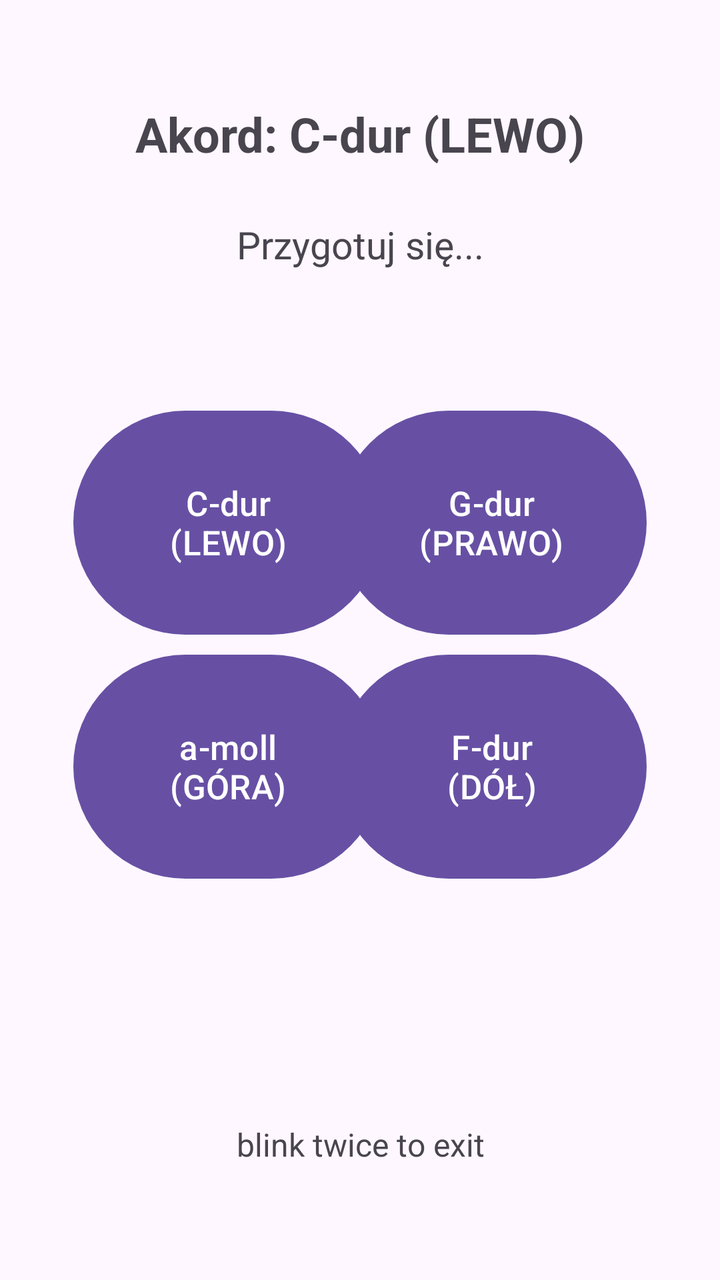
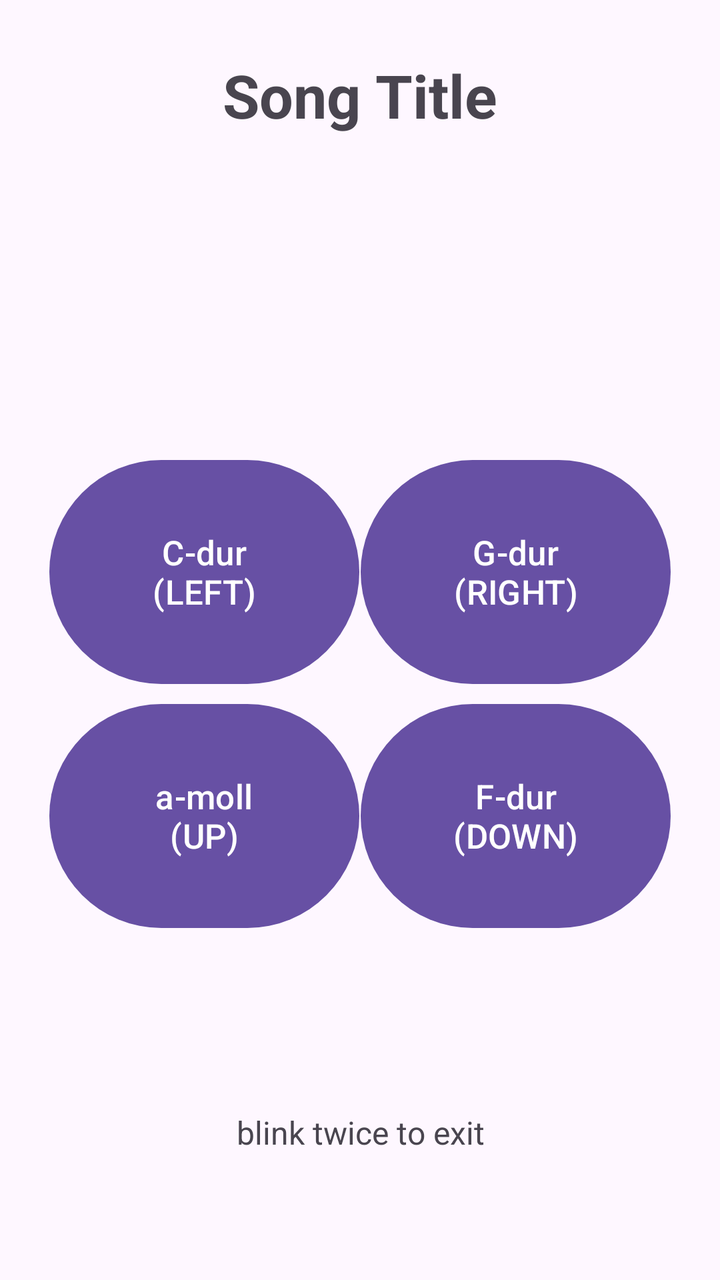

An Android layout rendered at two revisions. The XML below is the earlier revision; the diff shows what the commit changed to produce the second picture.
<!-- AndroidManifest.xml: application theme Theme.MyApplication -->
<!-- res/layout/activity_song_play.xml -->
<?xml version="1.0" encoding="utf-8"?>
<androidx.constraintlayout.widget.ConstraintLayout xmlns:android="http://schemas.android.com/apk/res/android"
    xmlns:app="http://schemas.android.com/apk/res-auto"
    android:layout_width="match_parent"
    android:layout_height="match_parent"
    android:padding="16dp">

    <TextView
        android:id="@+id/chordHintText"
        android:layout_width="wrap_content"
        android:layout_height="wrap_content"
        android:text="Akord: C-dur (LEWO)"
        android:textSize="24sp"
        android:textStyle="bold"
        app:layout_constraintBottom_toBottomOf="parent"
        app:layout_constraintEnd_toEndOf="parent"
        app:layout_constraintStart_toStartOf="parent"
        app:layout_constraintTop_toTopOf="parent"
        app:layout_constraintVertical_bias="0.06" />

    <TextView
        android:id="@+id/lyricsText"
        android:layout_width="wrap_content"
        android:layout_height="wrap_content"
        android:gravity="center"
        android:text="Przygotuj się..."
        android:textSize="19sp"
        app:layout_constraintBottom_toBottomOf="parent"
        app:layout_constraintEnd_toEndOf="parent"
        app:layout_constraintStart_toStartOf="parent"
        app:layout_constraintTop_toTopOf="parent"
        app:layout_constraintVertical_bias="0.16" />

    <Button
        android:id="@+id/CdurBtn"
        android:layout_width="155dp"
        android:layout_height="120dp"
        android:text="C-dur\n(LEWO)"
        android:textSize="17sp"
        app:layout_constraintBottom_toBottomOf="parent"
        app:layout_constraintEnd_toEndOf="parent"
        app:layout_constraintHorizontal_bias="0.12"
        app:layout_constraintStart_toStartOf="parent"
        app:layout_constraintTop_toTopOf="parent"
        app:layout_constraintVertical_bias="0.38" />

    <Button
        android:id="@+id/GdurBtn"
        android:layout_width="155dp"
        android:layout_height="120dp"
        android:text="G-dur\n(PRAWO)"
        android:textSize="17sp"
        app:layout_constraintBottom_toBottomOf="parent"
        app:layout_constraintEnd_toEndOf="parent"
        app:layout_constraintHorizontal_bias="0.88"
        app:layout_constraintStart_toStartOf="parent"
        app:layout_constraintTop_toTopOf="parent"
        app:layout_constraintVertical_bias="0.38" />

    <Button
        android:id="@+id/AmolBtn"
        android:layout_width="155dp"
        android:layout_height="120dp"
        android:text="a-moll\n(GÓRA)"
        android:textSize="17sp"
        app:layout_constraintBottom_toBottomOf="parent"
        app:layout_constraintEnd_toEndOf="parent"
        app:layout_constraintHorizontal_bias="0.12"
        app:layout_constraintStart_toStartOf="parent"
        app:layout_constraintTop_toTopOf="parent"
        app:layout_constraintVertical_bias="0.63" />

    <Button
        android:id="@+id/FdurBtn"
        android:layout_width="155dp"
        android:layout_height="120dp"
        android:text="F-dur\n(DÓŁ)"
        android:textSize="17sp"
        app:layout_constraintBottom_toBottomOf="parent"
        app:layout_constraintEnd_toEndOf="parent"
        app:layout_constraintHorizontal_bias="0.88"
        app:layout_constraintStart_toStartOf="parent"
        app:layout_constraintTop_toTopOf="parent"
        app:layout_constraintVertical_bias="0.63" />

    <TextView
        android:id="@+id/exitHintText"
        android:layout_width="wrap_content"
        android:layout_height="wrap_content"
        android:gravity="center"
        android:text="blink twice to exit"
        android:textSize="16sp"
        app:layout_constraintBottom_toBottomOf="parent"
        app:layout_constraintEnd_toEndOf="parent"
        app:layout_constraintStart_toStartOf="parent"
        app:layout_constraintTop_toTopOf="parent"
        app:layout_constraintVertical_bias="0.93" />

</androidx.constraintlayout.widget.ConstraintLayout>
<!-- resources referenced by this layout -->
<resources>
  <style name="Theme.MyApplication" parent="Base.Theme.MyApplication" />
  <style name="Base.Theme.MyApplication" parent="Theme.Material3.DayNight.NoActionBar">
          
          
      </style>
</resources>

<!-- the commit's change to res/layout/activity_song_play.xml (unified diff, before → after) -->
@@ -3,85 +3,103 @@
     xmlns:app="http://schemas.android.com/apk/res-auto"
     android:layout_width="match_parent"
     android:layout_height="match_parent"
-    android:padding="16dp">
+    android:clipChildren="false"
+    android:paddingVertical="16dp">
 
+    
     <TextView
-        android:id="@+id/chordHintText"
+        android:id="@+id/songTitleText"
         android:layout_width="wrap_content"
         android:layout_height="wrap_content"
-        android:text="Akord: C-dur (LEWO)"
-        android:textSize="24sp"
+        android:gravity="center"
+        android:paddingHorizontal="16dp"
+        android:text="Song Title"
+        android:textSize="30sp"
         android:textStyle="bold"
         app:layout_constraintBottom_toBottomOf="parent"
         app:layout_constraintEnd_toEndOf="parent"
         app:layout_constraintStart_toStartOf="parent"
         app:layout_constraintTop_toTopOf="parent"
-        app:layout_constraintVertical_bias="0.06" />
+        app:layout_constraintVertical_bias="0.02" />
 
-    <TextView
-        android:id="@+id/lyricsText"
-        android:layout_width="wrap_content"
-        android:layout_height="wrap_content"
-        android:gravity="center"
-        android:text="Przygotuj się..."
-        android:textSize="19sp"
+    
+    <HorizontalScrollView
+        android:id="@+id/lyricsScrollView"
+        android:layout_width="match_parent"
+        android:layout_height="130dp"
+        android:clipChildren="false"
+        android:clipToPadding="false"
+        android:overScrollMode="never"
+        android:scrollbars="none"
         app:layout_constraintBottom_toBottomOf="parent"
         app:layout_constraintEnd_toEndOf="parent"
         app:layout_constraintStart_toStartOf="parent"
         app:layout_constraintTop_toTopOf="parent"
-        app:layout_constraintVertical_bias="0.16" />
+        app:layout_constraintVertical_bias="0.12">
 
+        <LinearLayout
+            android:id="@+id/lyricsRibbon"
+            android:layout_width="wrap_content"
+            android:layout_height="match_parent"
+            android:clipChildren="false"
+            android:clipToPadding="false"
+            android:gravity="center_vertical"
+            android:orientation="horizontal" />
+
+    </HorizontalScrollView>
+
+    
     <Button
         android:id="@+id/CdurBtn"
         android:layout_width="155dp"
         android:layout_height="120dp"
-        android:text="C-dur\n(LEWO)"
+        android:text="C-dur\n(LEFT)"
         android:textSize="17sp"
         app:layout_constraintBottom_toBottomOf="parent"
         app:layout_constraintEnd_toEndOf="parent"
         app:layout_constraintHorizontal_bias="0.12"
         app:layout_constraintStart_toStartOf="parent"
         app:layout_constraintTop_toTopOf="parent"
-        app:layout_constraintVertical_bias="0.38" />
+        app:layout_constraintVertical_bias="0.43" />
 
     <Button
         android:id="@+id/GdurBtn"
         android:layout_width="155dp"
         android:layout_height="120dp"
-        android:text="G-dur\n(PRAWO)"
+        android:text="G-dur\n(RIGHT)"
         android:textSize="17sp"
         app:layout_constraintBottom_toBottomOf="parent"
         app:layout_constraintEnd_toEndOf="parent"
         app:layout_constraintHorizontal_bias="0.88"
         app:layout_constraintStart_toStartOf="parent"
         app:layout_constraintTop_toTopOf="parent"
-        app:layout_constraintVertical_bias="0.38" />
+        app:layout_constraintVertical_bias="0.43" />
 
     <Button
         android:id="@+id/AmolBtn"
         android:layout_width="155dp"
         android:layout_height="120dp"
-        android:text="a-moll\n(GÓRA)"
+        android:text="a-moll\n(UP)"
         android:textSize="17sp"
         app:layout_constraintBottom_toBottomOf="parent"
         app:layout_constraintEnd_toEndOf="parent"
         app:layout_constraintHorizontal_bias="0.12"
         app:layout_constraintStart_toStartOf="parent"
         app:layout_constraintTop_toTopOf="parent"
-        app:layout_constraintVertical_bias="0.63" />
+        app:layout_constraintVertical_bias="0.68" />
 
     <Button
         android:id="@+id/FdurBtn"
         android:layout_width="155dp"
         android:layout_height="120dp"
-        android:text="F-dur\n(DÓŁ)"
+        android:text="F-dur\n(DOWN)"
         android:textSize="17sp"
         app:layout_constraintBottom_toBottomOf="parent"
         app:layout_constraintEnd_toEndOf="parent"
         app:layout_constraintHorizontal_bias="0.88"
         app:layout_constraintStart_toStartOf="parent"
         app:layout_constraintTop_toTopOf="parent"
-        app:layout_constraintVertical_bias="0.63" />
+        app:layout_constraintVertical_bias="0.68" />
 
     <TextView
         android:id="@+id/exitHintText"
@@ -94,6 +112,6 @@
         app:layout_constraintEnd_toEndOf="parent"
         app:layout_constraintStart_toStartOf="parent"
         app:layout_constraintTop_toTopOf="parent"
-        app:layout_constraintVertical_bias="0.93" />
+        app:layout_constraintVertical_bias="0.92" />
 
 </androidx.constraintlayout.widget.ConstraintLayout>
